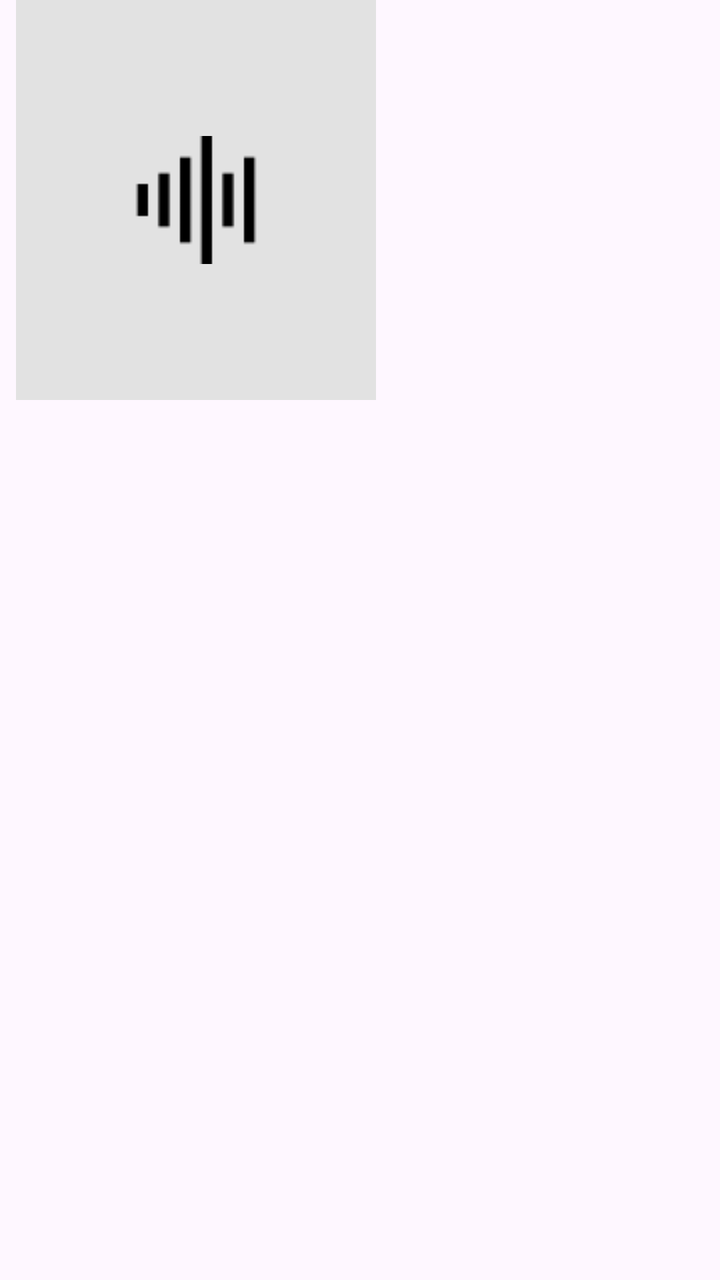
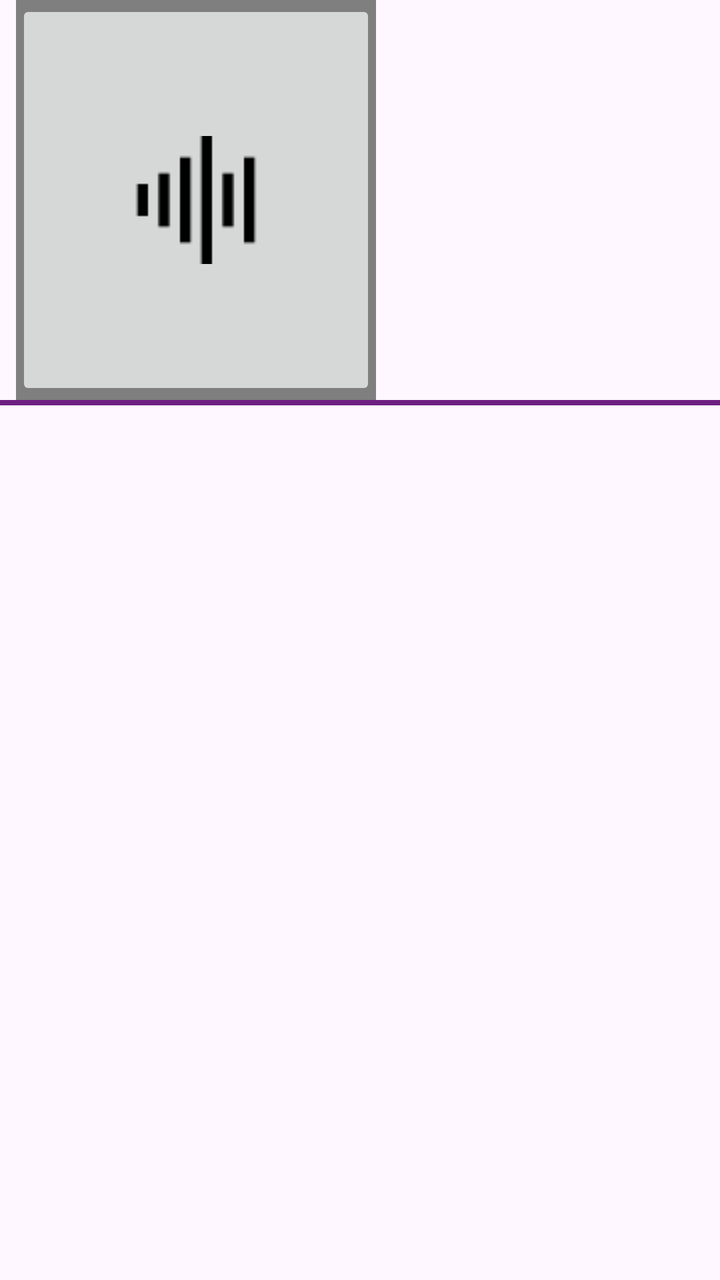

Compare the two renders of this Android layout. The source of the first and the diff that turns it into the second are given below.
<!-- AndroidManifest.xml: application theme Theme.IMAEZIM -->
<!-- res/layout/rv_myfeed.xml -->
<?xml version="1.0" encoding="utf-8"?>
<androidx.constraintlayout.widget.ConstraintLayout
    xmlns:android="http://schemas.android.com/apk/res/android"
    xmlns:app="http://schemas.android.com/apk/res-auto"
    android:layout_width="match_parent"
    android:layout_height="wrap_content">

    <TextView
        android:id="@+id/text"
        android:layout_width="0dp"
        android:layout_height="200dp"
        android:layout_marginStart="8dp"
        android:text="TextView"
        app:layout_constraintEnd_toEndOf="parent"
        app:layout_constraintHorizontal_bias="0.0"
        app:layout_constraintStart_toStartOf="parent"
        app:layout_constraintTop_toTopOf="parent"
        app:layout_constraintWidth_percent="0.5" />

    <ImageView
        android:id="@+id/image"
        android:layout_width="0dp"
        android:layout_height="200dp"
        android:layout_marginStart="8dp"
        app:layout_constraintEnd_toEndOf="parent"
        app:layout_constraintHorizontal_bias="0.0"
        app:layout_constraintStart_toStartOf="parent"
        app:layout_constraintTop_toTopOf="parent"
        app:layout_constraintWidth_percent="0.5" />

    <VideoView
        android:id="@+id/video"
        android:layout_width="0dp"
        android:layout_height="200dp"
        android:layout_marginStart="8dp"
        app:layout_constraintEnd_toEndOf="parent"
        app:layout_constraintHorizontal_bias="0.0"
        app:layout_constraintStart_toStartOf="parent"
        app:layout_constraintTop_toTopOf="parent"
        app:layout_constraintWidth_percent="0.5" />

    <ImageButton
        android:id="@+id/audio"
        android:layout_width="0dp"
        android:layout_height="200dp"
        android:layout_marginStart="8dp"
        android:background="@color/lightgray"
        android:contentDescription="This Button has audio source"
        android:src="@drawable/ic_audio_64px"
        app:layout_constraintEnd_toEndOf="parent"
        app:layout_constraintHorizontal_bias="0.0"
        app:layout_constraintStart_toStartOf="parent"
        app:layout_constraintTop_toTopOf="parent"
        app:layout_constraintWidth_percent="0.5" />

    <ImageView
        android:id="@+id/map"
        android:layout_width="0dp"
        android:layout_height="200dp"
        app:layout_constraintEnd_toEndOf="parent"
        app:layout_constraintTop_toTopOf="parent"
        app:layout_constraintWidth_percent="0.5" />

</androidx.constraintlayout.widget.ConstraintLayout>
<!-- resources referenced by this layout -->
<resources>
  <color name="lightgray">#E2E2E2</color>
  <!-- drawable ic_audio_64px: png bitmap (drawable, 348 bytes) -->
  <style name="Theme.IMAEZIM" parent="Base.Theme.IMAEZIM" />
  <style name="Base.Theme.IMAEZIM" parent="Theme.Material3.DayNight.NoActionBar">
          
          
      </style>
</resources>

<!-- the commit's change to res/layout/rv_myfeed.xml (unified diff, before → after) -->
@@ -1,64 +1,86 @@
 <?xml version="1.0" encoding="utf-8"?>
-<androidx.constraintlayout.widget.ConstraintLayout
-    xmlns:android="http://schemas.android.com/apk/res/android"
+<androidx.constraintlayout.widget.ConstraintLayout xmlns:android="http://schemas.android.com/apk/res/android"
     xmlns:app="http://schemas.android.com/apk/res-auto"
+    xmlns:tools="http://schemas.android.com/tools"
     android:layout_width="match_parent"
     android:layout_height="wrap_content">
 
-    <TextView
-        android:id="@+id/text"
-        android:layout_width="0dp"
-        android:layout_height="200dp"
-        android:layout_marginStart="8dp"
-        android:text="TextView"
+    <androidx.constraintlayout.widget.ConstraintLayout
+        android:id="@+id/constraintLayout"
+        android:layout_width="match_parent"
+        android:layout_height="wrap_content"
         app:layout_constraintEnd_toEndOf="parent"
-        app:layout_constraintHorizontal_bias="0.0"
         app:layout_constraintStart_toStartOf="parent"
-        app:layout_constraintTop_toTopOf="parent"
-        app:layout_constraintWidth_percent="0.5" />
+        app:layout_constraintTop_toTopOf="parent">
 
-    <ImageView
-        android:id="@+id/image"
-        android:layout_width="0dp"
-        android:layout_height="200dp"
-        android:layout_marginStart="8dp"
-        app:layout_constraintEnd_toEndOf="parent"
-        app:layout_constraintHorizontal_bias="0.0"
-        app:layout_constraintStart_toStartOf="parent"
-        app:layout_constraintTop_toTopOf="parent"
-        app:layout_constraintWidth_percent="0.5" />
+        <TextView
+            android:id="@+id/text"
+            android:layout_width="0dp"
+            android:layout_height="200dp"
+            android:layout_marginStart="8dp"
+            android:text="TextView"
+            app:layout_constraintBottom_toBottomOf="parent"
+            app:layout_constraintBottom_toTopOf="@+id/divider"
+            app:layout_constraintHeight_percent="0.5"
+            app:layout_constraintStart_toStartOf="parent"
+            app:layout_constraintTop_toTopOf="parent"
+            app:layout_constraintWidth_percent="0.5" />
 
-    <VideoView
-        android:id="@+id/video"
-        android:layout_width="0dp"
-        android:layout_height="200dp"
-        android:layout_marginStart="8dp"
-        app:layout_constraintEnd_toEndOf="parent"
-        app:layout_constraintHorizontal_bias="0.0"
-        app:layout_constraintStart_toStartOf="parent"
-        app:layout_constraintTop_toTopOf="parent"
-        app:layout_constraintWidth_percent="0.5" />
+        <ImageView
+            android:id="@+id/image"
+            android:layout_width="0dp"
+            android:layout_height="200dp"
+            android:layout_marginStart="8dp"
+            app:layout_constraintBottom_toBottomOf="parent"
+            app:layout_constraintBottom_toTopOf="@+id/divider"
+            app:layout_constraintHeight_percent="0.5"
+            app:layout_constraintStart_toStartOf="parent"
+            app:layout_constraintTop_toTopOf="parent"
+            app:layout_constraintWidth_percent="0.5" />
 
-    <ImageButton
-        android:id="@+id/audio"
-        android:layout_width="0dp"
-        android:layout_height="200dp"
-        android:layout_marginStart="8dp"
-        android:background="@color/lightgray"
-        android:contentDescription="This Button has audio source"
-        android:src="@drawable/ic_audio_64px"
-        app:layout_constraintEnd_toEndOf="parent"
-        app:layout_constraintHorizontal_bias="0.0"
-        app:layout_constraintStart_toStartOf="parent"
-        app:layout_constraintTop_toTopOf="parent"
-        app:layout_constraintWidth_percent="0.5" />
+        <VideoView
+            android:id="@+id/video"
+            android:layout_width="0dp"
+            android:layout_height="200dp"
+            android:layout_marginStart="8dp"
+            app:layout_constraintBottom_toBottomOf="parent"
+            app:layout_constraintBottom_toTopOf="@+id/divider"
+            app:layout_constraintHeight_percent="0.5"
+            app:layout_constraintStart_toStartOf="parent"
+            app:layout_constraintTop_toTopOf="parent"
+            app:layout_constraintWidth_percent="0.5" />
 
-    <ImageView
-        android:id="@+id/map"
-        android:layout_width="0dp"
-        android:layout_height="200dp"
-        app:layout_constraintEnd_toEndOf="parent"
-        app:layout_constraintTop_toTopOf="parent"
-        app:layout_constraintWidth_percent="0.5" />
+        <ImageButton
+            android:id="@+id/audio"
+            android:layout_width="0dp"
+            android:layout_height="200dp"
+            android:layout_marginStart="8dp"
+            android:contentDescription="This Button has audio source"
+            android:src="@drawable/ic_audio_64px"
+            app:layout_constraintBottom_toBottomOf="parent"
+            app:layout_constraintBottom_toTopOf="@+id/divider"
+            app:layout_constraintHeight_percent="0.5"
+            app:layout_constraintStart_toStartOf="parent"
+            app:layout_constraintTop_toTopOf="parent"
+            app:layout_constraintWidth_percent="0.5" />
 
+        <ImageView
+            android:id="@+id/map"
+            android:layout_width="0dp"
+            android:layout_height="200dp"
+            app:layout_constraintBottom_toBottomOf="@+id/text"
+            app:layout_constraintEnd_toEndOf="parent"
+            app:layout_constraintHeight_percent="0.5"
+            app:layout_constraintTop_toTopOf="@+id/text"
+            app:layout_constraintWidth_percent="0.5" />
+
+        <View
+            android:id="@+id/divider"
+            android:layout_width="match_parent"
+            android:layout_height="2.5dp"
+            android:background="@color/purple"
+            app:layout_constraintEnd_toEndOf="parent"
+            app:layout_constraintStart_toStartOf="parent"
+            app:layout_constraintTop_toBottomOf="@+id/map" />
+    </androidx.constraintlayout.widget.ConstraintLayout>
 </androidx.constraintlayout.widget.ConstraintLayout>
<!-- resource entries referenced after the edit -->
@@ -1,6 +1,6 @@
 <!-- resources referenced by this layout -->
 <resources>
-  <color name="lightgray">#E2E2E2</color>
+  <color name="purple">#6e1f82</color>
   <!-- drawable ic_audio_64px: png bitmap (drawable, 348 bytes) -->
   <style name="Theme.IMAEZIM" parent="Base.Theme.IMAEZIM" />
   <style name="Base.Theme.IMAEZIM" parent="Theme.Material3.DayNight.NoActionBar">
